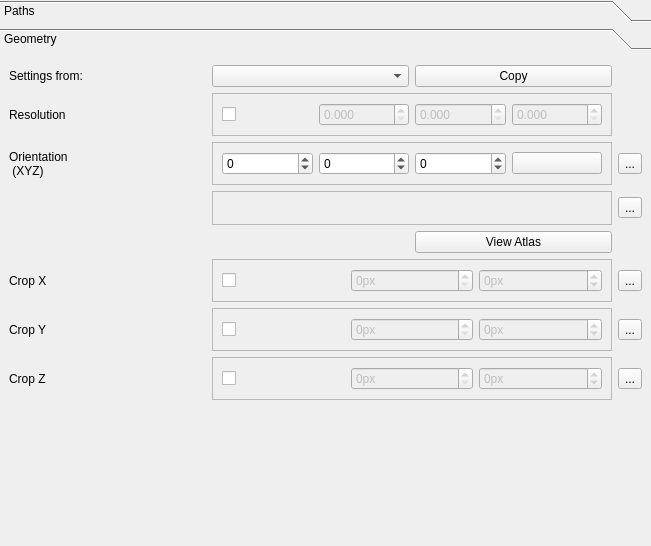
This is ClearMap/gui/creator/channel_params.ui in ClearAnatomics/ClearMap as Qt 5 draws it before an edit. The edited form follows.
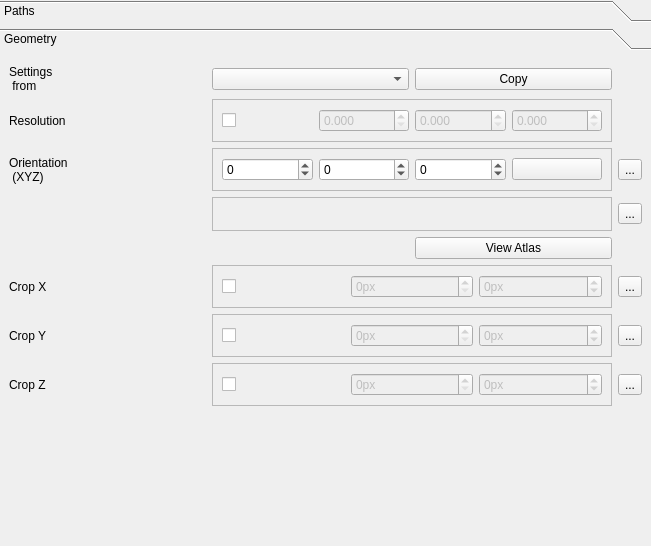
This is the edited form. Icons and pictures are not drawn.

Commit message: DISPLAY: reduces footprint of channel sample params in GUI

Patch:
```diff
--- a/ClearMap/gui/creator/channel_params.ui
+++ b/ClearMap/gui/creator/channel_params.ui
@@ -115,7 +115,8 @@
           <string>Resolution of the raw dataset. Uncheck to read from the metadata.</string>
          </property>
          <property name="text">
-          <string>Settings from:</string>
+          <string>Settings
+ from</string>
          </property>
         </widget>
        </item>
```
